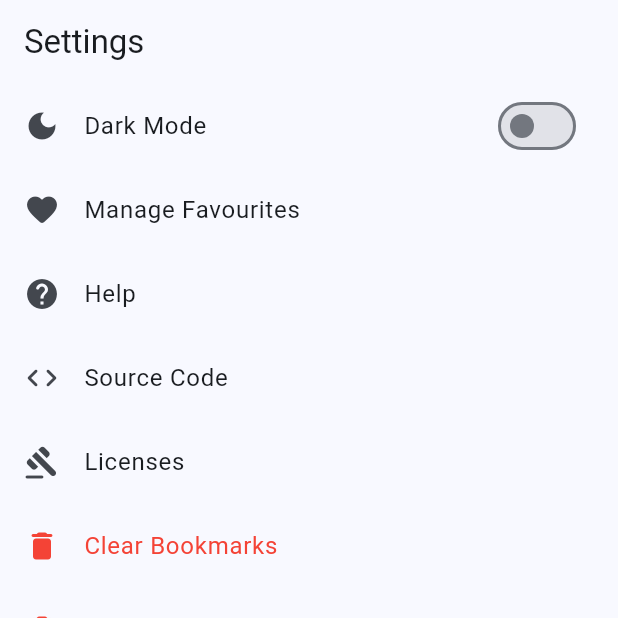
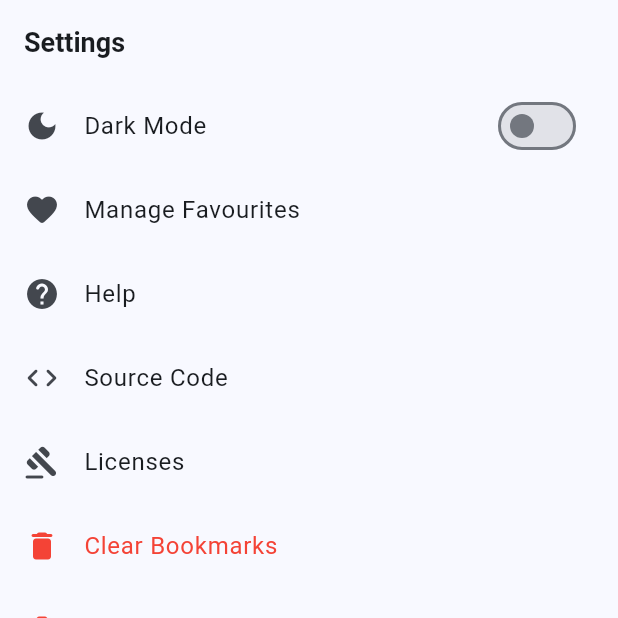
Before and after one commit to Sreeram3927/flutter_news_app, a Flutter app: the screen it shows after launch, swiped to page 4, on a phone screen of 412 x 824 dp, the top half of it. Run offline on Flutter 3.47's test engine with Material 2 defaults, Android fonts, the phone set to English and light mode, and no system bars; drawn by our look-alikes of google_nav_bar; our stand-ins replace carousel_slider, google_fonts; network calls fail.

Commit message:
create theme datas

```diff
--- a/lib/main.dart
+++ b/lib/main.dart
@@ -1,6 +1,7 @@
 import 'package:flutter/material.dart';
 import 'package:google_fonts/google_fonts.dart';
 import 'package:news_watch/pages/page_manager.dart';
+import 'package:news_watch/theme/theme_settings.dart';
 
 void main() {
   runApp(const MainApp());
@@ -13,10 +14,12 @@ class MainApp extends StatelessWidget {
   Widget build(BuildContext context) {
     return MaterialApp(
       home: const PageManager(),
-      themeMode: ThemeMode.system,
-      theme: ThemeData(
+      themeMode: ThemeMode.light,
+      theme: ThemeSettings.lightMode,
+      darkTheme: ThemeData(
         useMaterial3: true,
         colorSchemeSeed: Colors.blue,
+        brightness: Brightness.dark,
         textTheme: GoogleFonts.mavenProTextTheme(),
       ),
     );
--- /dev/null
+++ b/lib/theme/theme_settings.dart
@@ -0,0 +1,25 @@
+import 'package:flutter/material.dart';
+import 'package:google_fonts/google_fonts.dart';
+
+class ThemeSettings {
+
+  static ThemeData lightMode = ThemeData(
+    useMaterial3: true,
+    colorSchemeSeed: Colors.blue,
+
+   primaryTextTheme: GoogleFonts.mavenProTextTheme(),
+    textTheme: const TextTheme(
+      titleLarge: TextStyle(
+        fontSize: 18,
+        fontWeight: FontWeight.bold,
+      ),
+    ),
+
+    cardTheme: const CardTheme(
+      color: Colors.white,
+      elevation: 5,
+    ),
+
+  );
+
+}
--- a/lib/widgets/bottom_bar.dart
+++ b/lib/widgets/bottom_bar.dart
@@ -25,7 +25,14 @@ class _BottomBarState extends State<BottomBar> {
     return Container(
       padding: const EdgeInsets.symmetric(horizontal: 16, vertical: 10),
       decoration: BoxDecoration(
-        border: Border.all(color: Colors.blueAccent[100]!, width: 1,),
+        border: Border(
+          top: BorderSide(color: Colors.blueAccent[100]!, width: 1),
+          left: BorderSide(color: Colors.blueAccent[100]!, width: 1),
+          right: BorderSide(color: Colors.blueAccent[100]!, width: 1),
+          //The following assertion was thrown during paint():
+          //A borderRadius can only be given on borders with uniform colors and styles.
+          bottom: BorderSide(color: Colors.blueAccent[100]!.withOpacity(1), width: 1),
+        ),
         borderRadius: const BorderRadius.only(
           topLeft: Radius.circular(10),
           topRight: Radius.circular(10),
--- a/lib/widgets/news_feed_card.dart
+++ b/lib/widgets/news_feed_card.dart
@@ -46,10 +46,7 @@ class NewsFeedCard extends StatelessWidget {
                           const SizedBox(height: 6),
                           Text(
                             news.title,
-                            style: const TextStyle(
-                              fontSize: 18,
-                              fontWeight: FontWeight.bold,
-                            ),
+                            style: Theme.of(context).textTheme.titleLarge,
                             maxLines: 3,
                             overflow: TextOverflow.ellipsis,
                           ),
```
